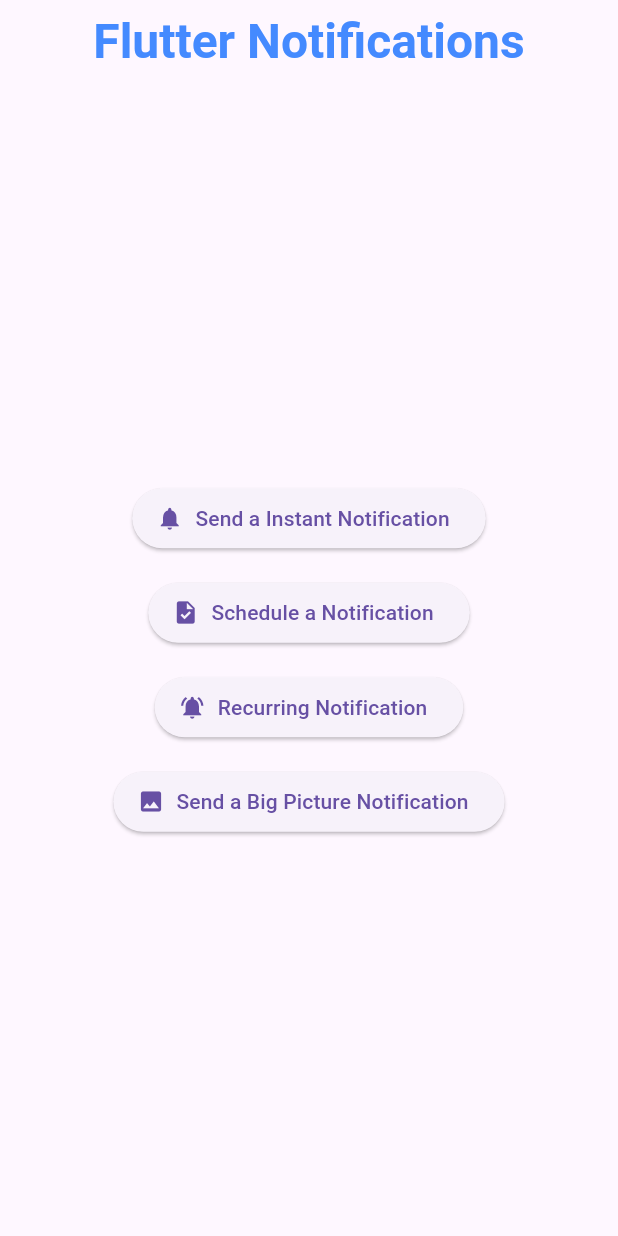
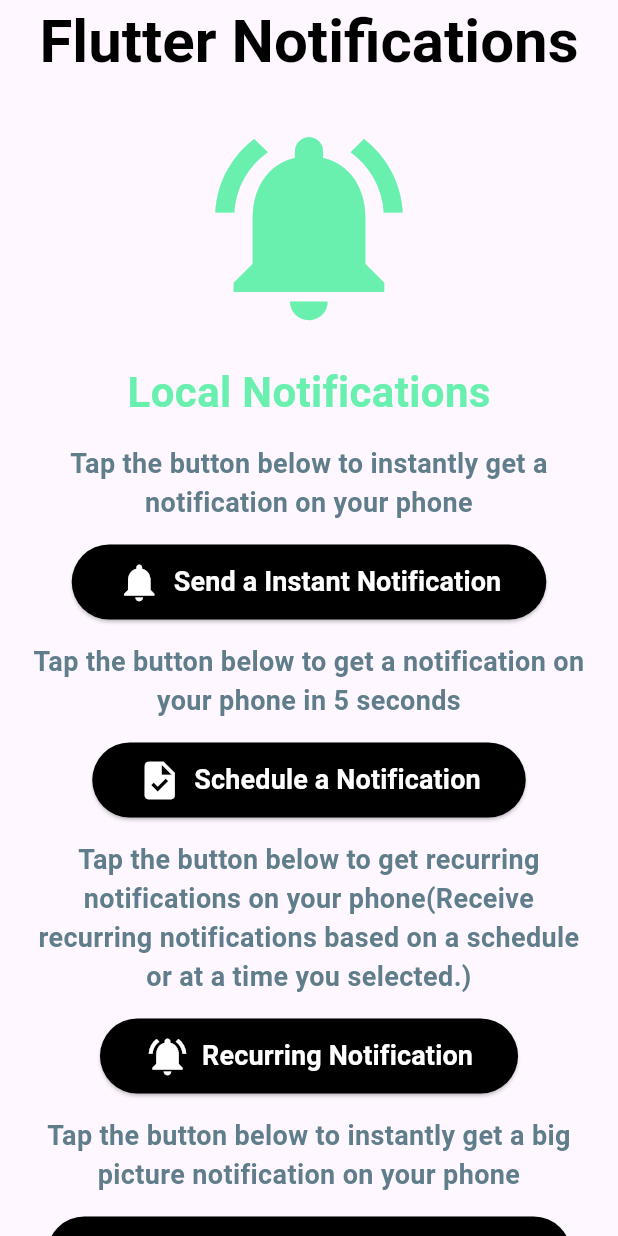
Before and after one commit to PAIshanMadusha/basic-flutter-notifications, a Flutter app: the screen it shows after launch, on a phone screen of 412 x 824 dp. Run offline on Flutter 3.47's test engine with Material 3 defaults, Android fonts, the light colour scheme and no system bars; our stand-ins replace firebase_core, firebase_messaging, flutter_local_notifications, timezone; accounts and stored records are empty; generated files the repository leaves out were written again.

Commit message:
Final Touches

```diff
--- a/lib/pages/home_page.dart
+++ b/lib/pages/home_page.dart
@@ -8,32 +8,68 @@
   @override
   Widget build(BuildContext context) {
     final double sizedBoxValue = 15;
+    final TextStyle textStyle = TextStyle(
+      fontSize: 18,
+      fontWeight: FontWeight.bold,
+      color: Colors.blueGrey,
+    );
     return Scaffold(
       appBar: AppBar(
         title: Text(
           "Flutter Notifications",
           style: TextStyle(
-            color: Colors.blueAccent,
-            fontSize: 32,
+            color: Colors.black,
+            fontSize: 40,
             fontWeight: FontWeight.bold,
           ),
         ),
         centerTitle: true,
       ),
-      body: Center(
+      body: SingleChildScrollView(
+        child: Padding(
+          padding: const EdgeInsets.all(20),
+          child: Center(
             child: Column(
               mainAxisAlignment: MainAxisAlignment.center,
               children: [
+                Center(
+                  child: Icon(
+                    Icons.notifications_on,
+                    color: Colors.greenAccent,
+                    size: 150,
+                  ),
+                ),
+                SizedBox(height: sizedBoxValue),
+                Text(
+                  "Local Notifications",
+                  style: textStyle.copyWith(
+                    fontSize: 28,
+                    color: Colors.greenAccent,
+                  ),
+                ),
+                SizedBox(height: sizedBoxValue),
+                Text(
+                  "Tap the button below to instantly get a notification on your phone",
+                  style: textStyle,
+                  textAlign: TextAlign.center,
+                ),
+                SizedBox(height: sizedBoxValue),
                 //Instant Notification
                 customElevatedButton(
                   onPressed: () async {
                     await LocalNotificationsService.showInstantNotification(
-                  title: "Testing Instant 📧",
+                      title: "Testing Instant Notification 📧",
                       body: "This is a Test Notification By PAIshanMadusha🥰👻",
                     );
                   },
                   labelData: "Send a Instant Notification",
                   icon: Icons.notifications,
+                ),
+                SizedBox(height: sizedBoxValue),
+                Text(
+                  "Tap the button below to get a notification on your phone in 5 seconds",
+                  style: textStyle,
+                  textAlign: TextAlign.center,
                 ),
                 SizedBox(height: sizedBoxValue),
                 //Schedule a Notification
@@ -44,7 +80,7 @@
                       const Duration(seconds: 5),
                     );
                     await LocalNotificationsService.scheduleNotification(
-                  title: "Testing Schedule 📧",
+                      title: "Testing Schedule Notification 📧",
                       body: "This is a Test Notification By PAIshanMadusha🥰👻",
                       scheduleDate: duration,
                     );
@@ -53,11 +89,17 @@
                   icon: Icons.task,
                 ),
                 SizedBox(height: sizedBoxValue),
+                Text(
+                  "Tap the button below to get recurring notifications on your phone(Receive recurring notifications based on a schedule or at a time you selected.)",
+                  style: textStyle,
+                  textAlign: TextAlign.center,
+                ),
+                SizedBox(height: sizedBoxValue),
                 //Recurring Notifications
                 customElevatedButton(
                   onPressed: () async {
                     await LocalNotificationsService.showRecurringNotification(
-                  title: "Testing Recurring",
+                      title: "Testing Recurring Notification 📧",
                       body: "This is a Test Notification By PAIshanMadusha🥰👻",
                       time: DateTime(
                         DateTime.now().year,
@@ -73,6 +115,12 @@
                   icon: Icons.notifications_active,
                 ),
                 SizedBox(height: sizedBoxValue),
+                Text(
+                  "Tap the button below to instantly get a big picture notification on your phone",
+                  style: textStyle,
+                  textAlign: TextAlign.center,
+                ),
+                SizedBox(height: sizedBoxValue),
                 //Big Picture Notification
                 customElevatedButton(
                   onPressed: () async {
@@ -85,7 +133,31 @@
                   labelData: "Send a Big Picture Notification",
                   icon: Icons.photo,
                 ),
+                SizedBox(height: sizedBoxValue * 2),
+                Text(
+                  "Push Notifications",
+                  style: textStyle.copyWith(
+                    fontSize: 28,
+                    color: Colors.greenAccent,
+                  ),
+                ),
+                SizedBox(height: sizedBoxValue),
+                Container(
+                  padding: EdgeInsets.all(20),
+                  width: double.infinity,
+                  decoration: BoxDecoration(
+                    border: Border.all(color: Colors.black),
+                    borderRadius: BorderRadius.circular(10),
+                  ),
+                  child: Text(
+                    "Using the Firebase Messaging Console, you can send both standard push notifications and notifications with custom payload data to your mobile.",
+                    style: textStyle,
+                    textAlign: TextAlign.center,
+                  ),
+                ),
               ],
+            ),
+          ),
         ),
       ),
     );
@@ -97,9 +169,22 @@
     required IconData icon,
   }) {
     return ElevatedButton.icon(
+      style: ButtonStyle(
+        backgroundColor: WidgetStatePropertyAll(Colors.black),
+        padding: WidgetStatePropertyAll(
+          EdgeInsets.symmetric(horizontal: 30, vertical: 10),
+        ),
+      ),
       onPressed: onPressed,
-      label: Text(labelData),
-      icon: Icon(icon),
+      label: Text(
+        labelData,
+        style: TextStyle(
+          color: Colors.white,
+          fontWeight: FontWeight.bold,
+          fontSize: 18,
+        ),
+      ),
+      icon: Icon(icon, size: 30, color: Colors.white),
     );
   }
 }
--- a/lib/pages/notification_details_page.dart
+++ b/lib/pages/notification_details_page.dart
@@ -42,13 +42,39 @@
       return const Scaffold(body: Center(child: CircularProgressIndicator()));
     }
     return Scaffold(
-      appBar: AppBar(title: const Text("Notifications")),
+      appBar: AppBar(
+        title: const Text(
+          "Payload Notifications",
+          style: TextStyle(
+            color: Colors.black,
+            fontSize: 40,
+            fontWeight: FontWeight.bold,
+          ),
+        ),
+      ),
       body: Center(
         child: Column(
           mainAxisAlignment: MainAxisAlignment.center,
           children: [
-            Text("Name: ${payload["name"] ?? 'N/A'}"),
-            Text("Age: ${payload["age"] ?? 'N/A'}"),
+            Icon(Icons.task_outlined, color: Colors.greenAccent, size: 150),
+            SizedBox(height: 15),
+            Text(
+              "Name: ${payload["name"] ?? 'N/A'}",
+              style: TextStyle(
+                fontSize: 28,
+                fontWeight: FontWeight.bold,
+                color: Colors.black,
+              ),
+            ),
+            SizedBox(height: 15),
+            Text(
+              "Age: ${payload["age"] ?? 'N/A'}",
+              style: TextStyle(
+                fontSize: 28,
+                fontWeight: FontWeight.bold,
+                color: Colors.black,
+              ),
+            ),
           ],
         ),
       ),
```
Lines whose indentation alone changed are shown as unchanged.
